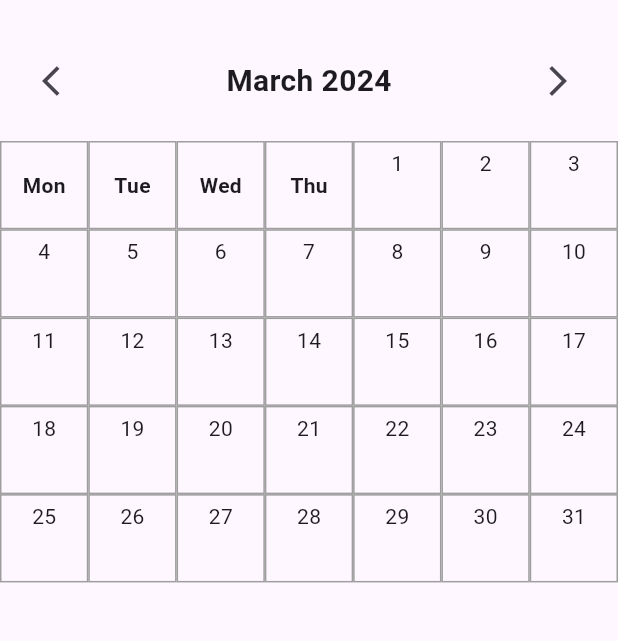
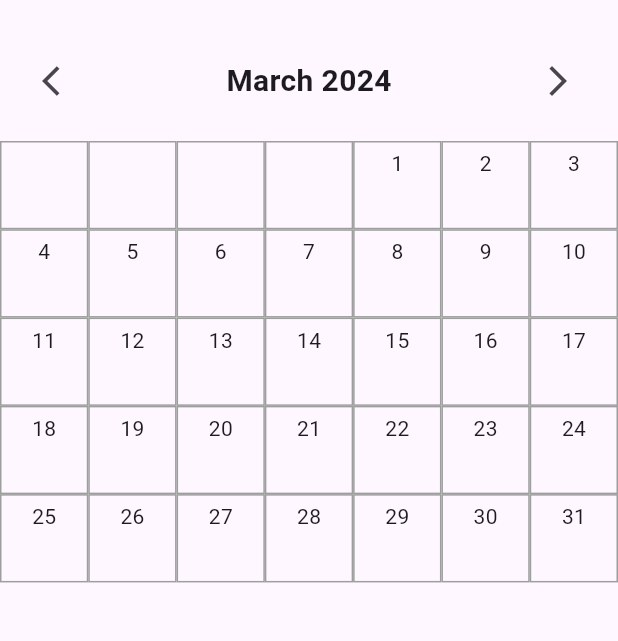
Before and after one commit to xeron56/custom_calanderapp, a Flutter app: the screen it shows after launch, swiped to page 3, on a phone screen of 412 x 824 dp, the part 63-704 px from its top. Run offline on Flutter 3.47's test engine with Material 3 defaults, Android fonts, the phone set to English and light mode, and no system bars; our stand-ins replace cloud_firestore, firebase_core, get; accounts and stored records are empty.

Commit message:
refactor: Update _buildCalendarGrid method in MonthView
- Fix indentation issue in _buildCalendarGrid method
- Remove unused code and comments
- Improve code readability and maintainability

```diff
--- a/lib/ui/widgets/month_view.dart
+++ b/lib/ui/widgets/month_view.dart
@@ -89,7 +89,7 @@ class _MonthViewState extends State<MonthView> {
     );
   }
 
-  Widget _buildCalendarGrid(int month) {
+   Widget _buildCalendarGrid(int month) {
     final DateTime firstDayOfMonth =
         DateTime(widget.selectedDate.year, month, 1);
     final int daysInMonth = DateTime(firstDayOfMonth.year, month + 1, 0).day;
@@ -101,16 +101,10 @@ class _MonthViewState extends State<MonthView> {
       itemCount: daysInMonth + (firstWeekday - 1),
       itemBuilder: (context, index) {
         if (index < firstWeekday - 1) {
+          // Return an empty container for padding
           return Container(
             decoration: BoxDecoration(
               border: Border.all(color: Colors.grey),
-            ),
-            child: Center(
-              child: Text(
-                DateFormat('EEE').format(DateTime(
-                    widget.selectedDate.year, month, index - firstWeekday + 2)),
-                style: const TextStyle(fontWeight: FontWeight.bold),
-              ),
             ),
           );
         }
@@ -121,13 +115,11 @@ class _MonthViewState extends State<MonthView> {
 
         return DayCell(
           date: date,
-
           events: calendarController.getEventsForDay(date),
           isSelected: isSameDay(date, widget.selectedDate),
           isToday: isToday,
-          //onTap: widget.onDayTapped,
           onTap: (tappedDate) {
-            widget.onDayTapped(tappedDate); // Update the selected date
+            widget.onDayTapped(tappedDate);
             Get.find<CalendarController>().showEventDialog(context, tappedDate);
           },
         );
```
